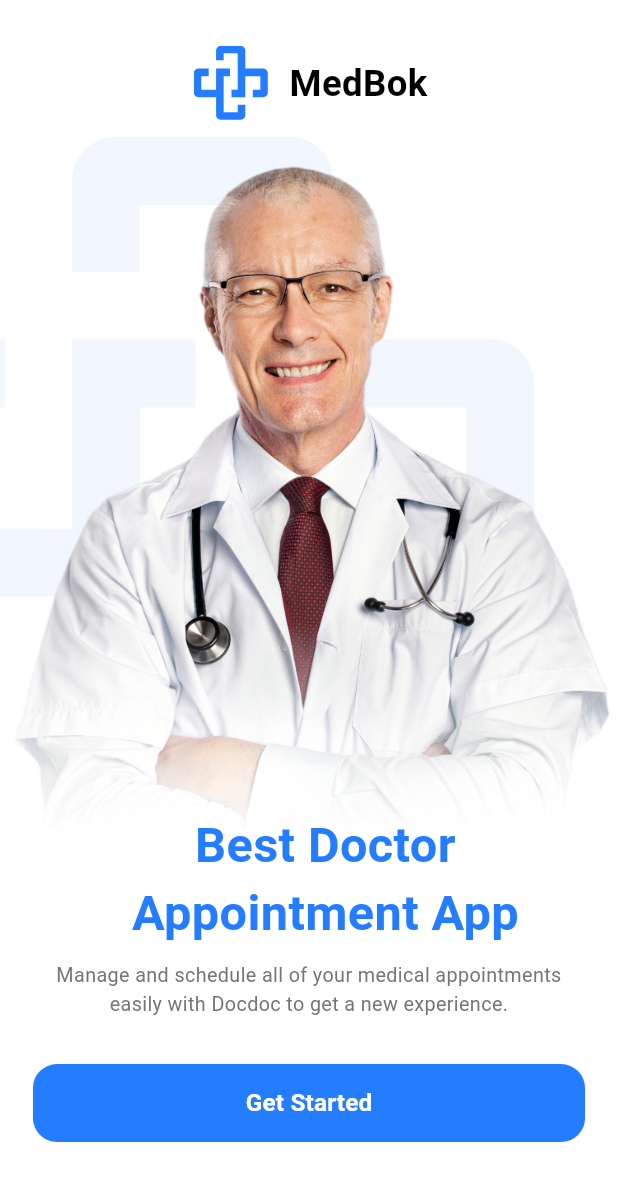
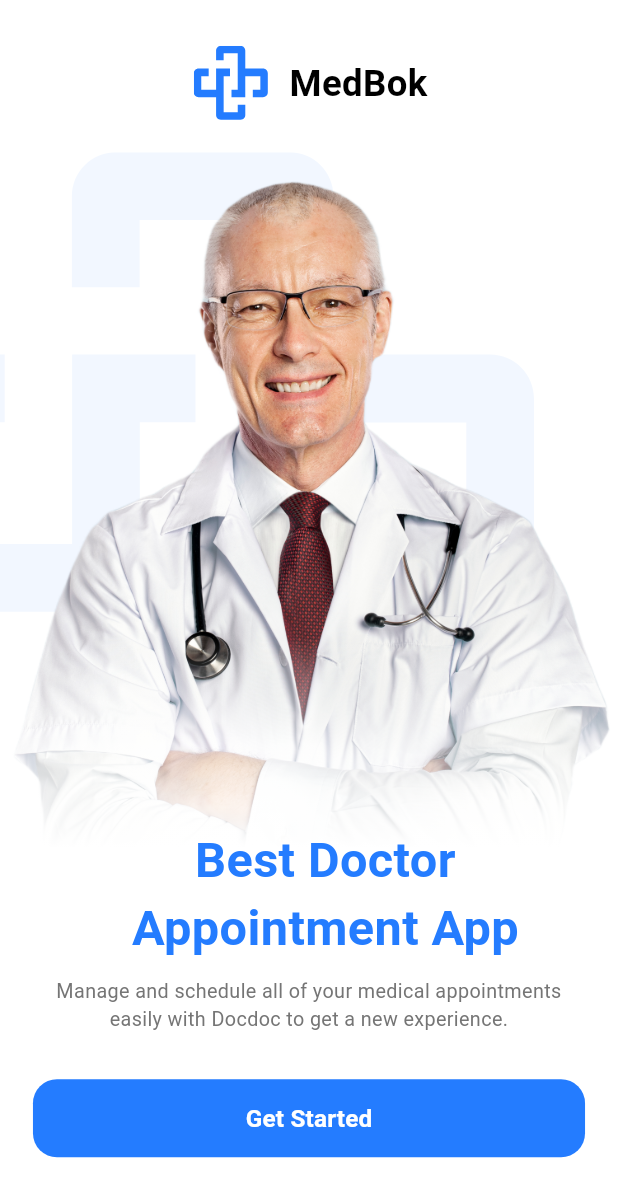
Before and after one commit to mahaabdulla/medc_app, a Flutter app: the screen it shows after launch, on a phone screen of 412 x 824 dp. Shown: the top 1197 px of the screen. Run offline on Flutter 3.47's test engine with Material 3 defaults, Android fonts, the phone set to English and light mode, and no system bars; our stand-ins replace flutter_screenutil, flutter_svg; Roboto replaces fonts that are missing (Poppins).

Commit message:
complite onboarding screen

```diff
--- a/lib/core/routing/app_router.dart
+++ b/lib/core/routing/app_router.dart
@@ -5,6 +5,8 @@ import 'package:medbok/features/onboarding/onboarding_screen.dart';
 
 class AppRouter {
   Route<dynamic>? generateRoute(RouteSettings settings) {
+    // this arguments used to pass in any screen like this (arrgument ClassName)
+    final arguments = settings.arguments;
     switch (settings.name) {
       case Routes.onBoarding:
         return MaterialPageRoute(
--- a/lib/features/login/views/login_screen.dart
+++ b/lib/features/login/views/login_screen.dart
@@ -5,6 +5,6 @@ class LoginScreen extends StatelessWidget {
 
   @override
   Widget build(BuildContext context) {
-    return Container();
+    return Scaffold(body: Center(child: Text('lOGIN')));
   }
 }
--- a/lib/features/onboarding/onboarding_screen.dart
+++ b/lib/features/onboarding/onboarding_screen.dart
@@ -18,7 +18,7 @@ class OnBoardingScreen extends StatelessWidget {
             child: Column(
               children: [
                 const MedbokLogoAndName(),
-                SizedBox(height: 10.h),
+                SizedBox(height: 20.h),
                 const MedbokImageAndText(),
                 SizedBox(height: 10.h),
                 Padding(
--- a/lib/features/onboarding/widgets/get_started_button.dart
+++ b/lib/features/onboarding/widgets/get_started_button.dart
@@ -1,4 +1,6 @@
 import 'package:flutter/material.dart';
+import 'package:medbok/core/helpers/extentions.dart';
+import 'package:medbok/core/routing/routes.dart';
 import 'package:medbok/core/theming/colors.dart';
 import 'package:medbok/core/theming/styles.dart';
 
@@ -20,7 +22,7 @@ class GetStartedButton extends StatelessWidget {
       ),
 
       onPressed: () {
-        //TODO ON TAP LOGIC
+        context.pushNamed(Routes.loginScree);
       },
       child: Text('Get Started', style: AppTextStyles.font16WhiteSemiBokd),
     );
```
Also changed, not shown: lib/core/helpers/extentions.dart (+10 -8 lines).
